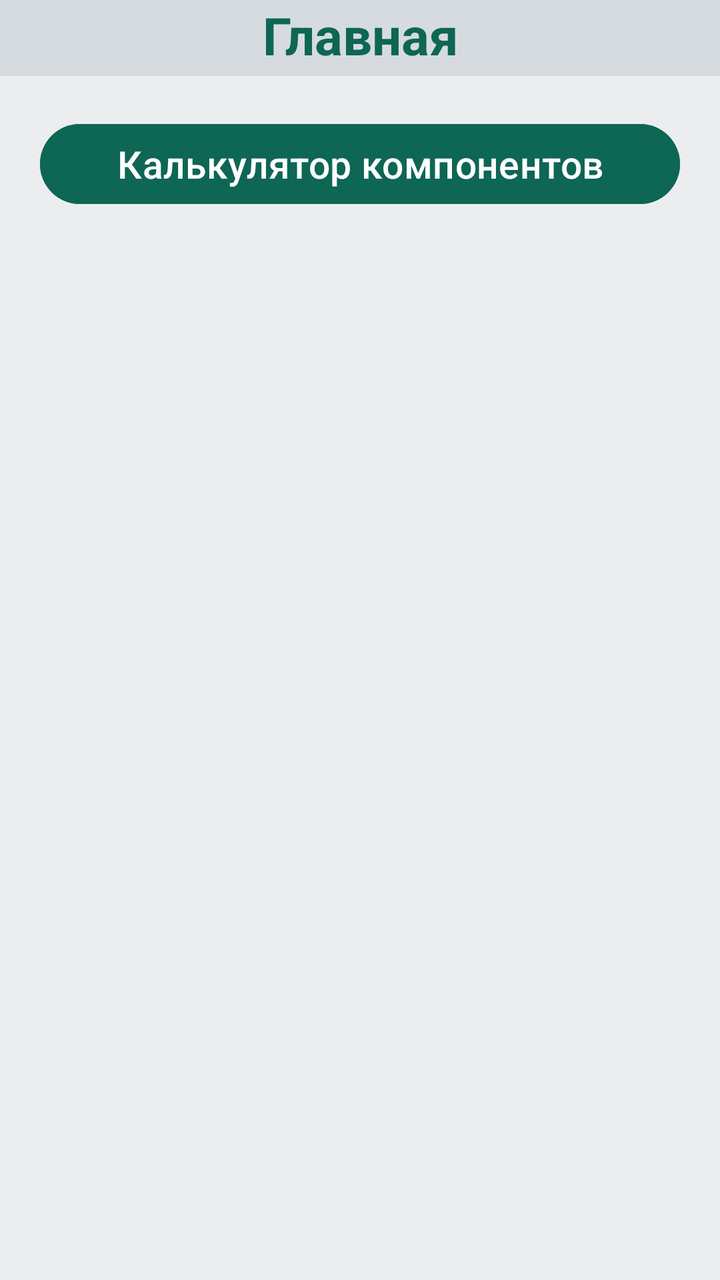
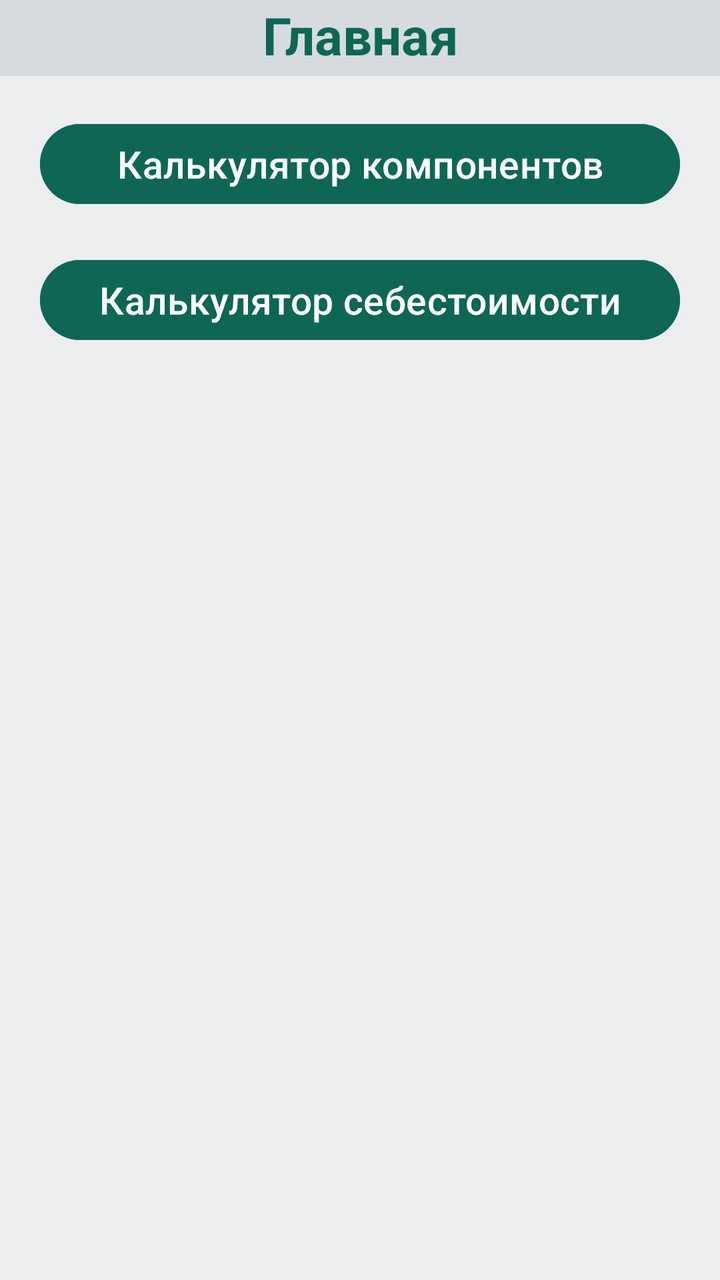

Two renders of the same Android screen: before a commit and after it. Below are the layout's source before the change and the commit's diff.
<!-- AndroidManifest.xml: application theme Theme.Gypsum -->
<!-- res/layout/activity_main2.xml -->
<?xml version="1.0" encoding="utf-8"?>
<androidx.constraintlayout.widget.ConstraintLayout xmlns:android="http://schemas.android.com/apk/res/android"
    xmlns:app="http://schemas.android.com/apk/res-auto"
    xmlns:tools="http://schemas.android.com/tools"
    android:id="@+id/main"
    android:layout_width="match_parent"
    android:layout_height="match_parent"
    tools:context=".MainActivity">

    <RelativeLayout
        android:layout_width="match_parent"
        android:layout_height="match_parent"
        android:background="@color/colorPrimary"
        tools:layout_editor_absoluteX="0dp"
        tools:layout_editor_absoluteY="0dp">

        <TextView
            android:id="@+id/mainHeadline"
            android:layout_width="match_parent"
            android:layout_height="38dp"
            android:background="@color/colorBackground"
            android:text="@string/mainHeadline"
            android:textAlignment="center"
            android:textColor="@color/colorMain"
            android:textSize="26sp"
            android:textStyle="bold" />

        <Button
            android:id="@+id/componentCalculatorButton"
            android:layout_width="match_parent"
            android:layout_height="wrap_content"
            android:layout_below="@+id/mainHeadline"
            android:layout_marginHorizontal="20sp"
            android:layout_marginTop="20sp"
            android:backgroundTint="@color/colorMain"
            android:text="@string/componentCalculator"
            android:textSize="19sp" />
    </RelativeLayout>
</androidx.constraintlayout.widget.ConstraintLayout>
<!-- resources referenced by this layout -->
<resources>
  <color name="colorBackground">#D6DBDF</color>
  <color name="colorMain">#0E6655</color>
  <color name="colorPrimary">#EBEDEF</color>
  <string name="componentCalculator">Калькулятор компонентов</string>
  <string name="mainHeadline">Главная</string>
  <style name="Theme.Gypsum" parent="Base.Theme.Gypsum" />
  <style name="Base.Theme.Gypsum" parent="Theme.Material3.DayNight.NoActionBar">
          
          
      </style>
</resources>

<!-- the commit's change to res/layout/activity_main2.xml (unified diff, before → after) -->
@@ -35,5 +35,16 @@
             android:backgroundTint="@color/colorMain"
             android:text="@string/componentCalculator"
             android:textSize="19sp" />
+
+        <Button
+            android:id="@+id/costCalculatorButton"
+            android:layout_width="match_parent"
+            android:layout_height="wrap_content"
+            android:layout_below="@+id/componentCalculatorButton"
+            android:layout_marginHorizontal="20sp"
+            android:layout_marginTop="20sp"
+            android:backgroundTint="@color/colorMain"
+            android:text="@string/costCalculator"
+            android:textSize="19sp" />
     </RelativeLayout>
 </androidx.constraintlayout.widget.ConstraintLayout>
<!-- resource entries referenced after the edit -->
@@ -4,6 +4,7 @@
   <color name="colorMain">#0E6655</color>
   <color name="colorPrimary">#EBEDEF</color>
   <string name="componentCalculator">Калькулятор компонентов</string>
+  <string name="costCalculator">Калькулятор себестоимости</string>
   <string name="mainHeadline">Главная</string>
   <style name="Theme.Gypsum" parent="Base.Theme.Gypsum" />
   <style name="Base.Theme.Gypsum" parent="Theme.Material3.DayNight.NoActionBar">
